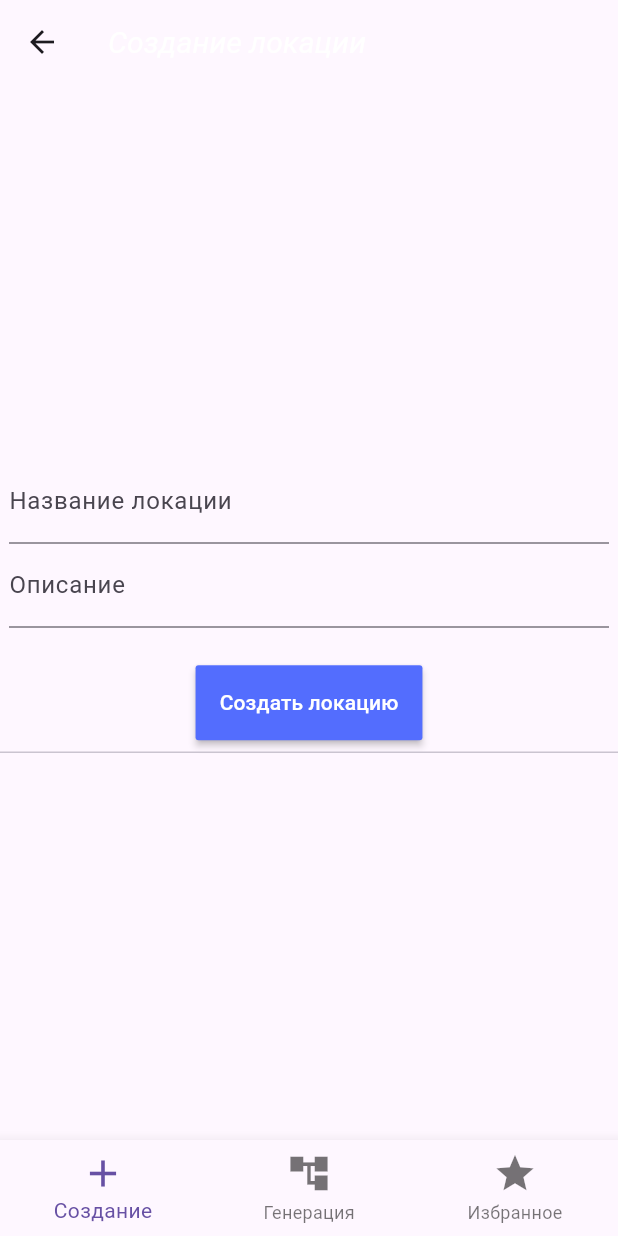
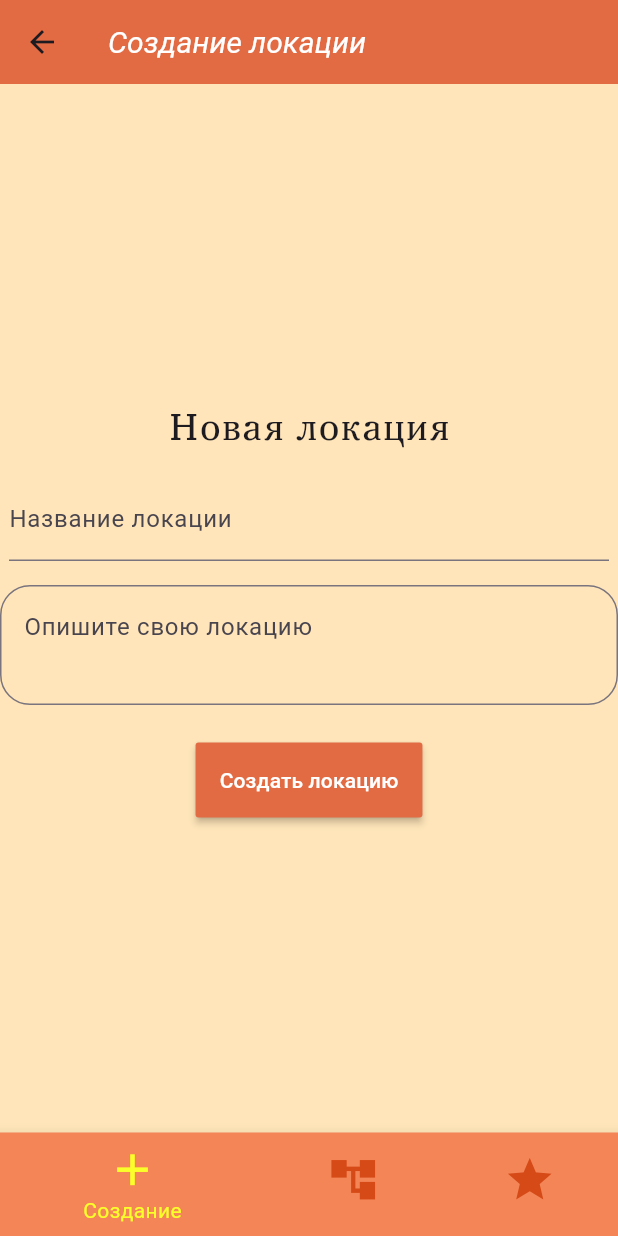
Before and after one commit to NikitaKolpakov27/flutter_app, a Flutter app: the NewLocation screen opened directly, on a phone screen of 412 x 824 dp. Run offline on Flutter 3.47's test engine with Material 3 defaults, Android fonts, the phone set to English and light mode, and no system bars; our stand-ins replace cloud_firestore, firebase_core; accounts and stored records are empty.

```diff
--- a/lib/adding/add_entity.dart
+++ b/lib/adding/add_entity.dart
@@ -1,4 +1,6 @@
 import 'package:flutter/material.dart';
+import 'package:test_flutter/character/perses_fire.dart';
+import 'package:test_flutter/locations/location_fire.dart';
 import '../character/new_character.dart';
 import '../character/perses_json.dart';
 import '../locations/locations_json.dart';
@@ -130,7 +132,7 @@ class _AddMenu extends State<AddMenu> {
                             Navigator.push(
                               context,
                               MaterialPageRoute(
-                                builder: (context) => const JsonChar(),
+                                builder: (context) => const FireChar(),
                               ),
                             );
                           },
@@ -165,7 +167,7 @@ class _AddMenu extends State<AddMenu> {
                             Navigator.push(
                               context,
                               MaterialPageRoute(
-                                builder: (context) => const JsonLocation(),
+                                builder: (context) => const FireLocation(),
                               ),
                             );
                           },
--- a/lib/locations/new_location.dart
+++ b/lib/locations/new_location.dart
@@ -12,7 +12,6 @@ class NewLocation extends StatefulWidget {
 class _CreateNewLocation extends State<NewLocation> {
   final formKeyLocation = GlobalKey<FormState>();
   late BuildContext _context;
-  late String _name = '';
 
   // Location's properties
   late int _locationID = 0;
@@ -20,15 +19,16 @@ class _CreateNewLocation extends State<NewLocation> {
   late String _locationName = '';
   late String _description = '';
 
-  // _CreateNewLocation(String name) {
-  //   _name = name;
-  // }
+  static const Color primaryColor =  Color(0xffe36b44);
+  static const Color backColor = Color(0xffffe5b9);
 
   @override
   Widget build(BuildContext context) {
     _context = context;
     return Scaffold(
+      backgroundColor: backColor,
       appBar: AppBar(
+        backgroundColor: primaryColor,
         title: const Text(
           "Создание локации",
           style: TextStyle(
@@ -40,19 +40,25 @@ class _CreateNewLocation extends State<NewLocation> {
       ),
 
       bottomNavigationBar: BottomNavigationBar(
-        iconSize: 30,
+        selectedItemColor: const Color(0xfffbff29),
+        unselectedItemColor: const Color(0xffd54a16),
+        type: BottomNavigationBarType.shifting,
+        iconSize: 35,
         items: const [
           BottomNavigationBarItem(
             icon: Icon(Icons.add),
-              label: "Создание"
+            label: "Создание",
+            backgroundColor: Color(0xfff38557),
           ),
           BottomNavigationBarItem(
             icon: Icon(Icons.account_tree),
-              label: "Генерация"
+            label: "Генерация",
+            backgroundColor: Color(0xfff38557),
           ),
           BottomNavigationBarItem(
             icon: Icon(Icons.star),
             label: "Избранное",
+            backgroundColor: Color(0xfff38557),
           )
         ],
       ),
@@ -63,6 +69,13 @@ class _CreateNewLocation extends State<NewLocation> {
           child: Column(
             mainAxisAlignment: MainAxisAlignment.center,
             children: <Widget>[
+              const Text(
+                'Новая локация',
+                style: TextStyle(fontSize: 25.0, fontFamily: 'Bajkal'),
+              ),
+              const Divider(
+                indent: double.infinity,
+              ),
               SizedBox(
                 width: 400.0,
                 child: TextFormField(
@@ -77,24 +90,29 @@ class _CreateNewLocation extends State<NewLocation> {
                   },
                 ),
               ),
-              SizedBox(
-                width: 400.0,
-                child: TextFormField(
-                  decoration: const InputDecoration(labelText: "Описание"),
-                  keyboardType: TextInputType.name,
+              const Divider(
+                indent: double.infinity,
+              ),
+              TextFormField(
+                minLines: 2,
+                maxLines: 5,
+                decoration: const InputDecoration(
+                  hintText: "Опишите свою локацию",
+                  border: OutlineInputBorder(borderRadius: BorderRadius.all(Radius.circular(20))),
+                ),
+                keyboardType: TextInputType.multiline,
                 onSaved: (val) => _description = val!,
                 validator: (val) {
                   if (val!.isEmpty) {
-                      return "Слишком короткое описание";
+                    return "Слишком мало написано";
                   }
                   return null;
                 },
               ),
-              ),
               Padding(
                 padding: const EdgeInsets.only(top: 25.0),
                 child: MaterialButton(
-                  color: Colors.indigoAccent,
+                  color: primaryColor,
                   height: 50.0,
                   minWidth: 150.0,
                   onPressed: submitLocation,
@@ -106,7 +124,6 @@ class _CreateNewLocation extends State<NewLocation> {
                   ),
                 ),
               ),
-              const Divider(),
             ],
           ),
         ),
@@ -164,16 +181,10 @@ class LocationView extends State<LocView> {
   late String _locationName = widget._locationName;
   late String _description = widget._description;
 
-  // LocationView(int locationID, bool isFavorite, String locationName, String description) {
-  //   _locationID = locationID;
-  //   _isFavorite = isFavorite;
-  //   _locationName = locationName;
-  //   _description = description;
-  // }
-
   @override
   Widget build(BuildContext context) {
     return Scaffold(
+        backgroundColor: const Color(0xffffe5b9),
         appBar: AppBar(
           title: const Text(
               "Созданная локация",
--- a/pubspec.yaml
+++ b/pubspec.yaml
@@ -28,6 +28,7 @@ environment:
 # the latest version available on pub.dev. To see which dependencies have newer
 # versions available, run `flutter pub outdated`.
 dependencies:
+  cloud_firestore:
   firebase_core:
   flutter:
     sdk: flutter
@@ -47,7 +48,7 @@ dev_dependencies:
   # activated in the `analysis_options.yaml` file located at the root of your
   # package. See that file for information about deactivating specific lint
   # rules and activating additional ones.
-  flutter_lints: ^2.0.0
+  flutter_lints:
 
 # For information on the generic Dart part of this file, see the
 # following page: https://dart.dev/tools/pub/pubspec
```
Also changed, not shown: lib/character/new_character.dart (+21 -17 lines), lib/character/perses_fire.dart (added, +88 -0 lines), lib/locations/location_fire.dart (added, +80 -0 lines), lib/main.dart (+23 -10 lines), pubspec.lock, 4 other files. Lines whose indentation alone changed are shown as unchanged.
